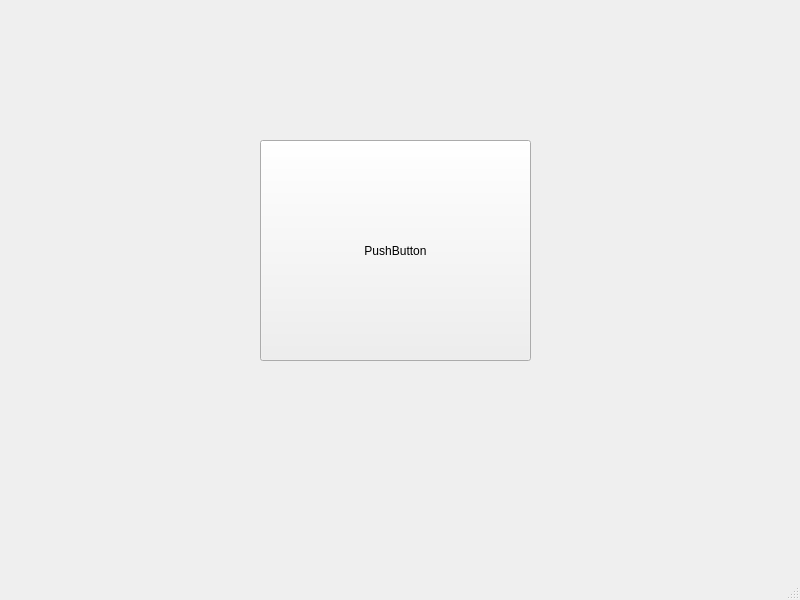
First picture: the form in FinalProject/mainwindow.ui, repository alihadimazeh/HeartWave, before the edit.
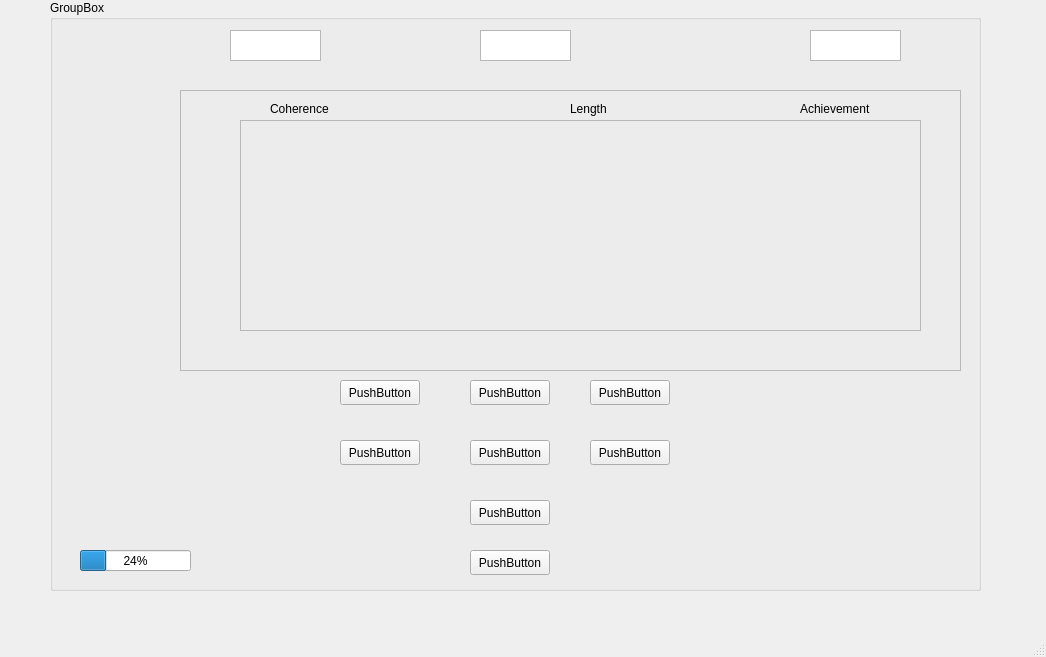
Second picture: the form after the edit.

Commit message: replaced mainwindow.h to previous version

What changed in the file:
```diff
--- a/FinalProject/mainwindow.ui
+++ b/FinalProject/mainwindow.ui
@@ -6,26 +6,244 @@
    <rect>
     <x>0</x>
     <y>0</y>
-    <width>800</width>
-    <height>600</height>
+    <width>1046</width>
+    <height>657</height>
    </rect>
   </property>
   <property name="windowTitle">
    <string>MainWindow</string>
   </property>
   <widget class="QWidget" name="centralwidget">
-   <widget class="QPushButton" name="pushButton">
+   <widget class="QGroupBox" name="groupBox">
     <property name="geometry">
      <rect>
-      <x>260</x>
-      <y>140</y>
-      <width>271</width>
-      <height>221</height>
+      <x>50</x>
+      <y>0</y>
+      <width>931</width>
+      <height>591</height>
      </rect>
     </property>
-    <property name="text">
-     <string>PushButton</string>
+    <property name="title">
+     <string>GroupBox</string>
     </property>
+    <widget class="QFrame" name="frame">
+     <property name="geometry">
+      <rect>
+       <x>130</x>
+       <y>90</y>
+       <width>781</width>
+       <height>281</height>
+      </rect>
+     </property>
+     <property name="frameShape">
+      <enum>QFrame::StyledPanel</enum>
+     </property>
+     <property name="frameShadow">
+      <enum>QFrame::Raised</enum>
+     </property>
+     <widget class="QFrame" name="frame_2">
+      <property name="geometry">
+       <rect>
+        <x>60</x>
+        <y>30</y>
+        <width>681</width>
+        <height>211</height>
+       </rect>
+      </property>
+      <property name="frameShape">
+       <enum>QFrame::StyledPanel</enum>
+      </property>
+      <property name="frameShadow">
+       <enum>QFrame::Raised</enum>
+      </property>
+     </widget>
+     <widget class="QLabel" name="label">
+      <property name="geometry">
+       <rect>
+        <x>90</x>
+        <y>10</y>
+        <width>61</width>
+        <height>17</height>
+       </rect>
+      </property>
+      <property name="text">
+       <string>Coherence</string>
+      </property>
+     </widget>
+     <widget class="QLabel" name="label_2">
+      <property name="geometry">
+       <rect>
+        <x>620</x>
+        <y>10</y>
+        <width>81</width>
+        <height>17</height>
+       </rect>
+      </property>
+      <property name="text">
+       <string>Achievement</string>
+      </property>
+     </widget>
+     <widget class="QLabel" name="label_3">
+      <property name="geometry">
+       <rect>
+        <x>390</x>
+        <y>10</y>
+        <width>54</width>
+        <height>17</height>
+       </rect>
+      </property>
+      <property name="text">
+       <string>Length</string>
+      </property>
+     </widget>
+    </widget>
+    <widget class="QProgressBar" name="progressBar">
+     <property name="geometry">
+      <rect>
+       <x>30</x>
+       <y>550</y>
+       <width>111</width>
+       <height>21</height>
+      </rect>
+     </property>
+     <property name="value">
+      <number>24</number>
+     </property>
+    </widget>
+    <widget class="QGraphicsView" name="graphicsView">
+     <property name="geometry">
+      <rect>
+       <x>180</x>
+       <y>30</y>
+       <width>91</width>
+       <height>31</height>
+      </rect>
+     </property>
+    </widget>
+    <widget class="QGraphicsView" name="graphicsView_2">
+     <property name="geometry">
+      <rect>
+       <x>430</x>
+       <y>30</y>
+       <width>91</width>
+       <height>31</height>
+      </rect>
+     </property>
+    </widget>
+    <widget class="QGraphicsView" name="graphicsView_3">
+     <property name="geometry">
+      <rect>
+       <x>760</x>
+       <y>30</y>
+       <width>91</width>
+       <height>31</height>
+      </rect>
+     </property>
+    </widget>
+    <widget class="QPushButton" name="pushButton">
+     <property name="geometry">
+      <rect>
+       <x>290</x>
+       <y>440</y>
+       <width>80</width>
+       <height>25</height>
+      </rect>
+     </property>
+     <property name="text">
+      <string>PushButton</string>
+     </property>
+    </widget>
+    <widget class="QPushButton" name="pushButton_2">
+     <property name="geometry">
+      <rect>
+       <x>420</x>
+       <y>500</y>
+       <width>80</width>
+       <height>25</height>
+      </rect>
+     </property>
+     <property name="text">
+      <string>PushButton</string>
+     </property>
+    </widget>
+    <widget class="QPushButton" name="pushButton_3">
+     <property name="geometry">
+      <rect>
+       <x>540</x>
+       <y>440</y>
+       <width>80</width>
+       <height>25</height>
+      </rect>
+     </property>
+     <property name="text">
+      <string>PushButton</string>
+     </property>
+    </widget>
+    <widget class="QPushButton" name="pushButton_4">
+     <property name="geometry">
+      <rect>
+       <x>420</x>
+       <y>380</y>
+       <width>80</width>
+       <height>25</height>
+      </rect>
+     </property>
+     <property name="text">
+      <string>PushButton</string>
+     </property>
+    </widget>
+    <widget class="QPushButton" name="pushButton_5">
+     <property name="geometry">
+      <rect>
+       <x>420</x>
+       <y>550</y>
+       <width>80</width>
+       <height>25</height>
+      </rect>
+     </property>
+     <property name="text">
+      <string>PushButton</string>
+     </property>
+    </widget>
+    <widget class="QPushButton" name="pushButton_6">
+     <property name="geometry">
+      <rect>
+       <x>290</x>
+       <y>380</y>
+       <width>80</width>
+       <height>25</height>
+      </rect>
+     </property>
+     <property name="text">
+      <string>PushButton</string>
+     </property>
+    </widget>
+    <widget class="QPushButton" name="pushButton_7">
+     <property name="geometry">
+      <rect>
+       <x>540</x>
+       <y>380</y>
+       <width>80</width>
+       <height>25</height>
+      </rect>
+     </property>
+     <property name="text">
+      <string>PushButton</string>
+     </property>
+    </widget>
+    <widget class="QPushButton" name="pushButton_8">
+     <property name="geometry">
+      <rect>
+       <x>420</x>
+       <y>440</y>
+       <width>80</width>
+       <height>25</height>
+      </rect>
+     </property>
+     <property name="text">
+      <string>PushButton</string>
+     </property>
+    </widget>
    </widget>
   </widget>
   <widget class="QMenuBar" name="menubar">
```
Left out of the diff: 2 changed lines with no effect on the pictures.
